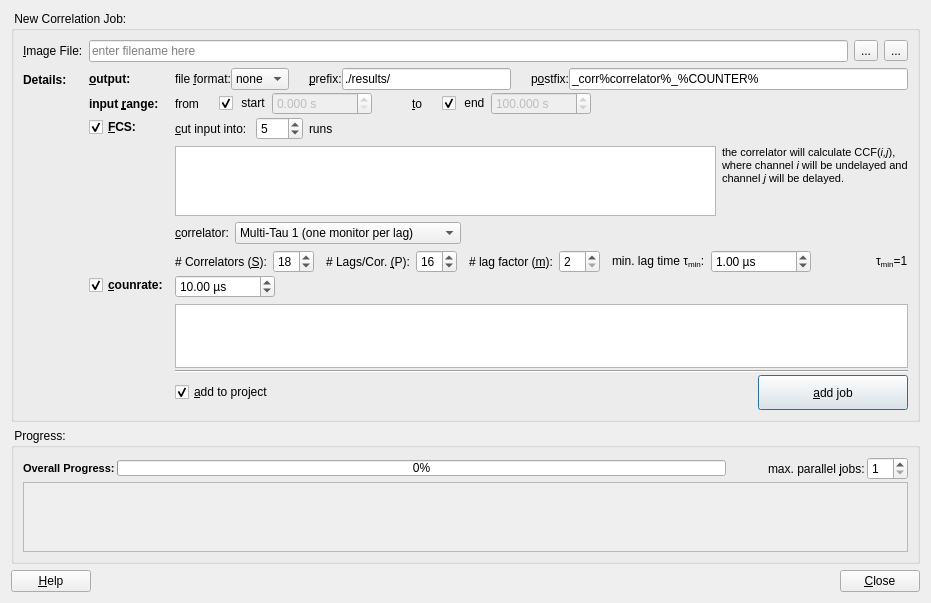
This is plugins/tcspcimporter/qfetcspcimporterdialog.ui in jkriege2/QuickFit3 as Qt 5 draws it before an edit. The edited form follows.
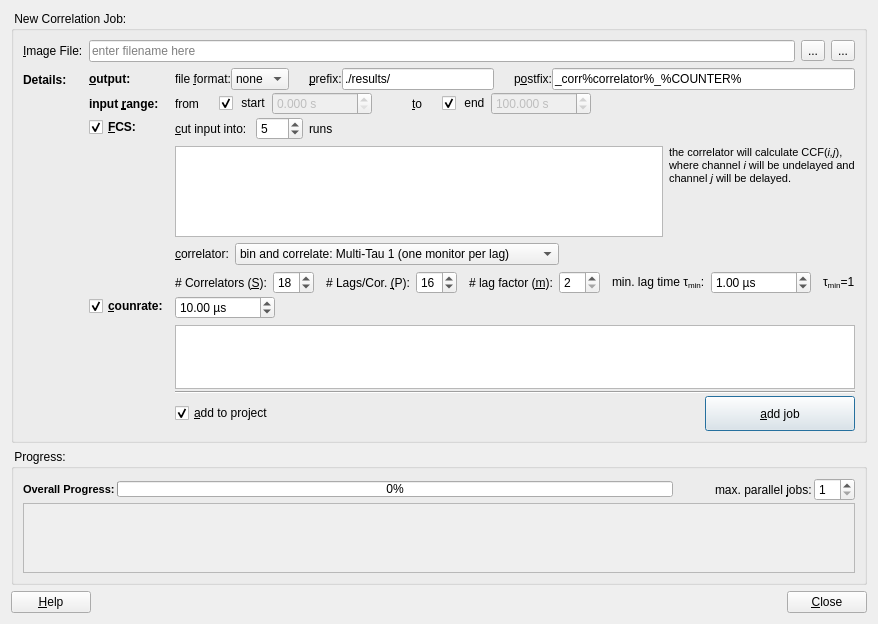
This is the edited form. Icons and pictures are not drawn. Custom widgets are drawn as their Qt base class.

```diff
--- a/plugins/tcspcimporter/qfetcspcimporterdialog.ui
+++ b/plugins/tcspcimporter/qfetcspcimporterdialog.ui
@@ -9,8 +9,8 @@
    <rect>
     <x>0</x>
     <y>0</y>
-    <width>931</width>
-    <height>598</height>
+    <width>878</width>
+    <height>624</height>
    </rect>
   </property>
   <property name="windowTitle">
@@ -613,12 +613,12 @@
                 </property>
                 <item>
                  <property name="text">
-                  <string>Multi-Tau 1 (one monitor per lag)</string>
+                  <string>bin and correlate: Multi-Tau 1 (one monitor per lag)</string>
                  </property>
                 </item>
                 <item>
                  <property name="text">
-                  <string>Multi-Tau 2 (one monitor for all lags)</string>
+                  <string>bin and correlate: Multi-Tau 2 (one monitor for all lags)</string>
                  </property>
                 </item>
                </widget>
@@ -989,7 +989,7 @@
           <rect>
            <x>0</x>
            <y>0</y>
-           <width>891</width>
+           <width>838</width>
            <height>69</height>
           </rect>
          </property>
```
